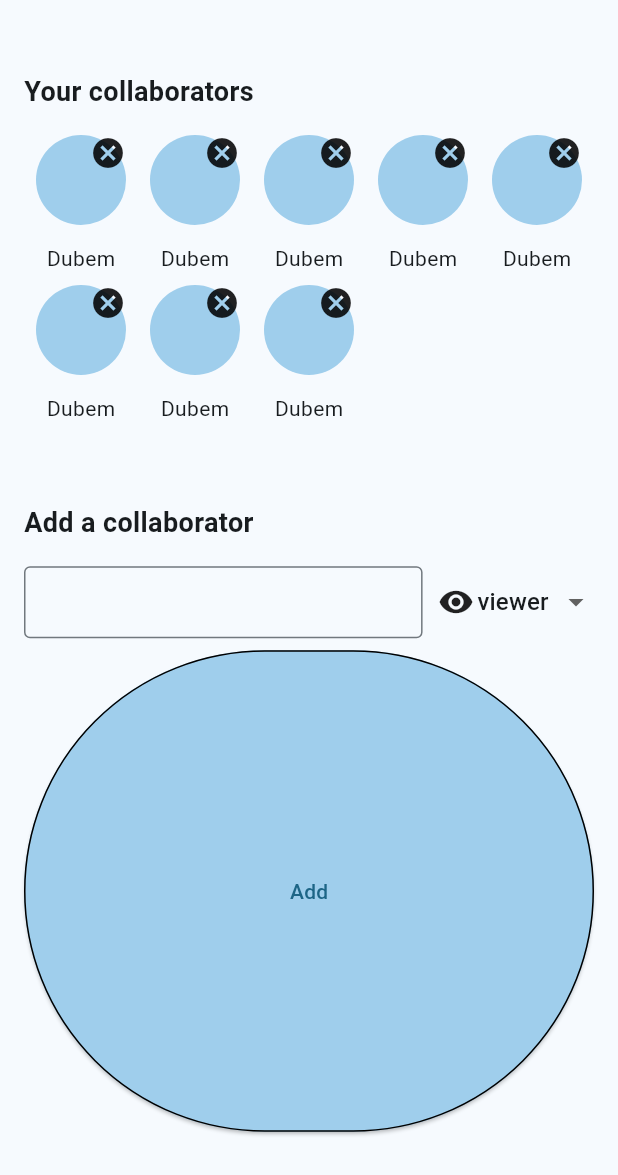
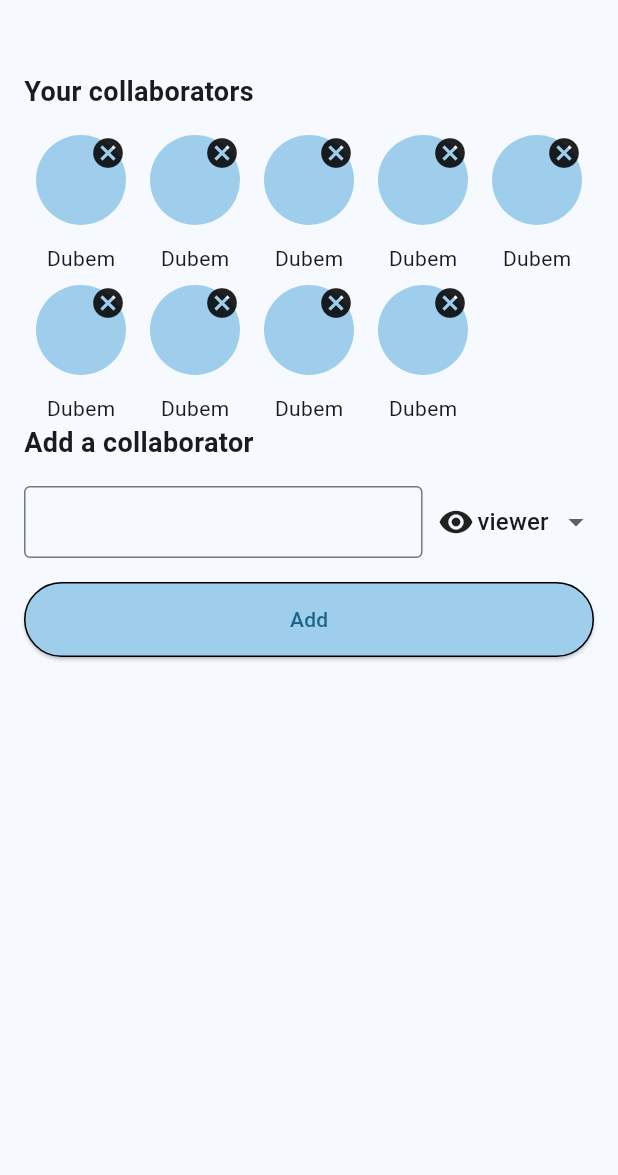
Before and after one commit to dubemezeagwu/docs_sync, a Flutter app: the CollaboratorsBottomSheet widget shown alone on an empty page, opened directly, on a phone screen of 412 x 824 dp. Shown: the top 1175 px of the screen. Run offline on Flutter 3.47's test engine with Material 3 defaults, Android fonts, the phone set to English and light mode, and no system bars; drawn by our look-alikes of overlay_support; our stand-ins replace flutter_riverpod, flutter_svg, go_router, google_sign_in, internet_connection_checker_plus, shared_preferences and 1 more; missing offline and left inert: floating_snackbar, flutter_quill; accounts and stored records are empty; network calls fail; project files that could hold a hidden picture were left out.

Commit message:
fix: revamp bottomsheet

```diff
--- a/app/lib/screens/widgets/collaborators_bottom_sheet.dart
+++ b/app/lib/screens/widgets/collaborators_bottom_sheet.dart
@@ -18,11 +18,11 @@ class _CollaboratorsBottomSheetState
 
   @override
   Widget build(BuildContext context) {
-    return Container(
-      padding: EdgeInsets.all(16),
-      width: double.infinity,
+    return Padding(
+      padding: const EdgeInsets.all(16.0),
       child: Column(
         crossAxisAlignment: CrossAxisAlignment.stretch,
+        mainAxisSize: MainAxisSize.max,
         children: [
           32.kH,
           const Text(
@@ -36,10 +36,11 @@ class _CollaboratorsBottomSheetState
           // do a circle avatar wrapped
           Wrap(
             children: [
-              ...List.generate(8, (index) => Column(
+              ...List.generate(9, (index) => Column(
                 children: [
                   const Padding(
                     padding: EdgeInsets.all(8.0),
+                    child: Flexible(
                       child: Stack(
                         children: [
                           CircleAvatar(
@@ -55,13 +56,13 @@ class _CollaboratorsBottomSheetState
                         ],
                       ),
                     ),
+                  ),
                   4.kH,
                   const Text("Dubem")
                 ],
               ),)
             ],
           ),
-          const Spacer(),
           const Text(
             "Add a collaborator",
             style: TextStyle(
@@ -118,10 +119,8 @@ class _CollaboratorsBottomSheetState
               ],
             ),
           ),
-          8.kH,
-          Expanded(
-            flex: 6,
-            child: ElevatedButton(
+          16.kH,
+          ElevatedButton(
             onPressed: () {},
             style: ElevatedButton.styleFrom(
                 backgroundColor: kPrimary,
@@ -129,8 +128,6 @@ class _CollaboratorsBottomSheetState
                 side: const BorderSide(color: kBlack, width: 1.0)),
             child: const Text("Add"),
           ),
-          ),
-          const Spacer(),
         ],
       ),
     );
```
Also changed, not shown: app/lib/screens/document_screen.dart (+8 -3 lines). Lines whose indentation alone changed are shown as unchanged.
